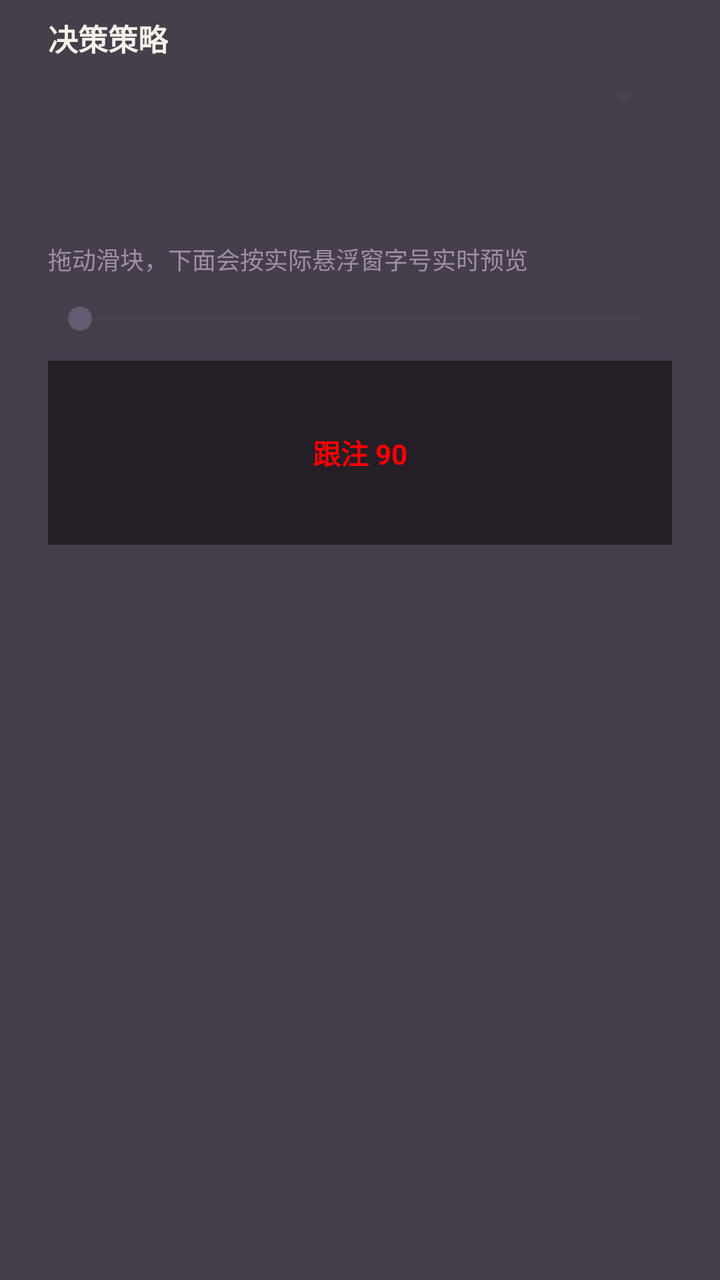
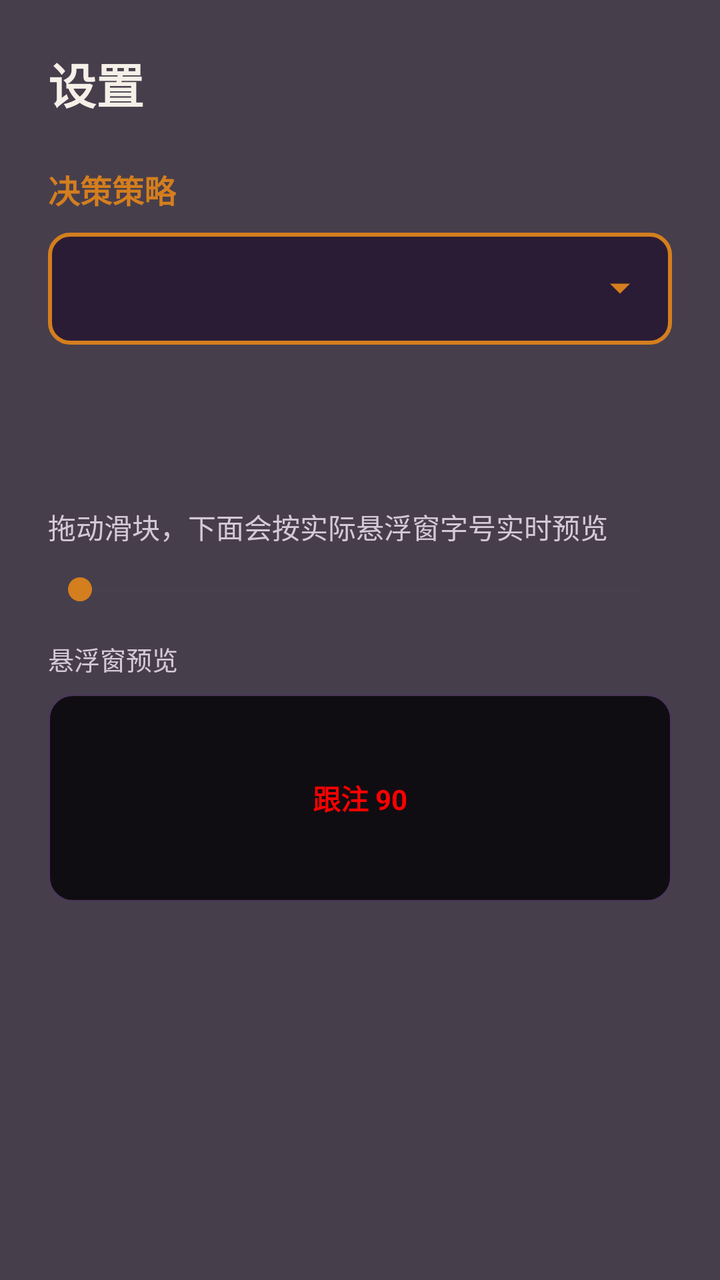

The first picture is an Android layout as it rendered before a commit; the second is the same layout after the commit. The layout source and the unified diff follow.
<!-- AndroidManifest.xml: application theme Theme.ScreenCaptureApp -->
<!-- res/layout/dialog_overlay_settings.xml -->
<?xml version="1.0" encoding="utf-8"?>
<LinearLayout xmlns:android="http://schemas.android.com/apk/res/android"
    android:layout_width="match_parent"
    android:layout_height="wrap_content"
    android:orientation="vertical"
    android:paddingStart="24dp"
    android:paddingTop="8dp"
    android:paddingEnd="24dp"
    android:paddingBottom="4dp">

    <TextView
        android:layout_width="wrap_content"
        android:layout_height="wrap_content"
        android:text="决策策略"
        android:textColor="@color/gto_text_primary"
        android:textSize="15sp"
        android:textStyle="bold" />

    <Spinner
        android:id="@+id/spinner_strategy_profile"
        android:layout_width="match_parent"
        android:layout_height="wrap_content"
        android:layout_marginTop="6dp" />

    <TextView
        android:id="@+id/tv_strategy_summary"
        android:layout_width="wrap_content"
        android:layout_height="wrap_content"
        android:layout_marginTop="4dp"
        android:textColor="@color/gto_text_secondary"
        android:textSize="12sp" />

    <TextView
        android:id="@+id/tv_font_size_value"
        android:layout_width="wrap_content"
        android:layout_height="wrap_content"
        android:layout_marginTop="16dp"
        android:textColor="@color/gto_text_primary"
        android:textSize="15sp"
        android:textStyle="bold" />

    <TextView
        android:layout_width="wrap_content"
        android:layout_height="wrap_content"
        android:layout_marginTop="4dp"
        android:text="拖动滑块，下面会按实际悬浮窗字号实时预览"
        android:textColor="@color/gto_text_secondary"
        android:textSize="12sp" />

    <SeekBar
        android:id="@+id/seek_font_size"
        android:layout_width="match_parent"
        android:layout_height="wrap_content"
        android:layout_marginTop="12dp"
        android:max="22" />

    <LinearLayout
        android:layout_width="match_parent"
        android:layout_height="wrap_content"
        android:layout_marginTop="12dp"
        android:background="#80000000"
        android:gravity="center"
        android:minHeight="92dp"
        android:padding="12dp">

        <TextView
            android:id="@+id/tv_font_preview"
            android:layout_width="wrap_content"
            android:layout_height="wrap_content"
            android:maxWidth="250dp"
            android:text="跟注 90"
            android:textColor="#FF0000"
            android:textStyle="bold"
            android:maxLines="2"
            android:ellipsize="end" />
    </LinearLayout>

</LinearLayout>
<!-- resources referenced by this layout -->
<resources>
  <color name="gto_text_primary">#FFF5F0E8</color>
  <color name="gto_text_secondary">#FFA090A0</color>
  <style name="Theme.ScreenCaptureApp" parent="Base.Theme.ScreenCaptureApp" />
  <style name="Base.Theme.ScreenCaptureApp" parent="Theme.Material3.DayNight.NoActionBar">
          <item name="android:statusBarColor">@color/gto_dark_bg</item>
          <item name="android:navigationBarColor">@color/gto_dark_bg</item>
          <item name="android:windowBackground">@color/gto_dark_bg</item>
      </style>
  <color name="gto_dark_bg">#CC1A0E20</color>
</resources>

<!-- the commit's change to res/layout/dialog_overlay_settings.xml (unified diff, before → after) -->
@@ -4,64 +4,105 @@
     android:layout_height="wrap_content"
     android:orientation="vertical"
     android:paddingStart="24dp"
-    android:paddingTop="8dp"
+    android:paddingTop="24dp"
     android:paddingEnd="24dp"
-    android:paddingBottom="4dp">
+    android:paddingBottom="8dp">
 
     <TextView
+        android:id="@+id/tv_settings_title"
         android:layout_width="wrap_content"
         android:layout_height="wrap_content"
-        android:text="决策策略"
+        android:text="设置"
         android:textColor="@color/gto_text_primary"
-        android:textSize="15sp"
+        android:textSize="24sp"
         android:textStyle="bold" />
 
-    <Spinner
-        android:id="@+id/spinner_strategy_profile"
+    <TextView
+        android:id="@+id/tv_strategy_label"
+        android:layout_width="wrap_content"
+        android:layout_height="wrap_content"
+        android:layout_marginTop="24dp"
+        android:text="决策策略"
+        android:textColor="@color/gto_accent"
+        android:textSize="16sp"
+        android:textStyle="bold" />
+
+    <FrameLayout
+        android:id="@+id/layout_strategy_selector"
         android:layout_width="match_parent"
-        android:layout_height="wrap_content"
-        android:layout_marginTop="6dp" />
+        android:layout_height="56dp"
+        android:layout_marginTop="10dp"
+        android:background="@drawable/bg_settings_selector">
+
+        <Spinner
+            android:id="@+id/spinner_strategy_profile"
+            android:layout_width="match_parent"
+            android:layout_height="match_parent"
+            android:background="@null"
+            android:popupBackground="@drawable/bg_strategy_dropdown"
+            android:spinnerMode="dropdown" />
+
+        <ImageView
+            android:id="@+id/iv_strategy_dropdown"
+            android:layout_width="24dp"
+            android:layout_height="24dp"
+            android:layout_gravity="end|center_vertical"
+            android:layout_marginEnd="14dp"
+            android:contentDescription="展开决策策略选项"
+            android:importantForAccessibility="no"
+            android:src="@drawable/ic_settings_dropdown" />
+    </FrameLayout>
 
     <TextView
         android:id="@+id/tv_strategy_summary"
         android:layout_width="wrap_content"
         android:layout_height="wrap_content"
-        android:layout_marginTop="4dp"
-        android:textColor="@color/gto_text_secondary"
-        android:textSize="12sp" />
+        android:layout_marginTop="8dp"
+        android:textColor="@color/gto_settings_text_secondary"
+        android:textSize="14sp" />
 
     <TextView
         android:id="@+id/tv_font_size_value"
         android:layout_width="wrap_content"
         android:layout_height="wrap_content"
-        android:layout_marginTop="16dp"
-        android:textColor="@color/gto_text_primary"
-        android:textSize="15sp"
+        android:layout_marginTop="24dp"
+        android:textColor="@color/gto_accent"
+        android:textSize="16sp"
         android:textStyle="bold" />
 
     <TextView
         android:layout_width="wrap_content"
         android:layout_height="wrap_content"
-        android:layout_marginTop="4dp"
+        android:layout_marginTop="8dp"
         android:text="拖动滑块，下面会按实际悬浮窗字号实时预览"
-        android:textColor="@color/gto_text_secondary"
-        android:textSize="12sp" />
+        android:textColor="@color/gto_settings_text_secondary"
+        android:textSize="14sp" />
 
     <SeekBar
         android:id="@+id/seek_font_size"
         android:layout_width="match_parent"
         android:layout_height="wrap_content"
         android:layout_marginTop="12dp"
-        android:max="22" />
+        android:max="22"
+        android:progressTint="@color/gto_accent"
+        android:thumbTint="@color/gto_accent" />
+
+    <TextView
+        android:layout_width="wrap_content"
+        android:layout_height="wrap_content"
+        android:layout_marginTop="16dp"
+        android:text="悬浮窗预览"
+        android:textColor="@color/gto_settings_text_secondary"
+        android:textSize="13sp" />
 
     <LinearLayout
         android:layout_width="match_parent"
         android:layout_height="wrap_content"
-        android:layout_marginTop="12dp"
-        android:background="#80000000"
+        android:layout_marginTop="8dp"
+        android:background="@drawable/bg_settings_preview"
         android:gravity="center"
-        android:minHeight="92dp"
-        android:padding="12dp">
+        android:minHeight="104dp"
+        android:padding="16dp">
 
         <TextView
             android:id="@+id/tv_font_preview"
<!-- resource entries referenced after the edit -->
@@ -1,8 +1,56 @@
 <!-- resources referenced by this layout -->
 <resources>
+  <color name="gto_accent">#FFD47E1E</color>
+  <color name="gto_settings_text_secondary">#FFD3C9D7</color>
   <color name="gto_text_primary">#FFF5F0E8</color>
-  <color name="gto_text_secondary">#FFA090A0</color>
+  <!-- drawable bg_settings_preview (drawable) -->
+  <?xml version="1.0" encoding="utf-8"?>
+  <shape xmlns:android="http://schemas.android.com/apk/res/android"
+      android:shape="rectangle">
+      <solid android:color="#E60B080D" />
+      <stroke
+          android:width="1dp"
+          android:color="@color/gto_input_border" />
+      <corners android:radius="12dp" />
+  </shape>
+  <!-- drawable bg_settings_selector (drawable) -->
+  <?xml version="1.0" encoding="utf-8"?>
+  <ripple xmlns:android="http://schemas.android.com/apk/res/android"
+      android:color="#33D47E1E">
+      <item>
+          <shape android:shape="rectangle">
+              <solid android:color="@color/gto_settings_surface_high" />
+              <stroke
+                  android:width="2dp"
+                  android:color="@color/gto_accent" />
+              <corners android:radius="10dp" />
+          </shape>
+      </item>
+  </ripple>
+  <!-- drawable bg_strategy_dropdown (drawable) -->
+  <?xml version="1.0" encoding="utf-8"?>
+  <shape xmlns:android="http://schemas.android.com/apk/res/android"
+      android:shape="rectangle">
+      <solid android:color="@color/gto_settings_surface_high" />
+      <stroke
+          android:width="1dp"
+          android:color="@color/gto_accent" />
+      <corners android:radius="10dp" />
+  </shape>
+  <!-- drawable ic_settings_dropdown (drawable) -->
+  <?xml version="1.0" encoding="utf-8"?>
+  <vector xmlns:android="http://schemas.android.com/apk/res/android"
+      android:width="24dp"
+      android:height="24dp"
+      android:viewportWidth="24"
+      android:viewportHeight="24">
+      <path
+          android:fillColor="@color/gto_accent"
+          android:pathData="M7,9.5L12,14.5L17,9.5Z" />
+  </vector>
   <style name="Theme.ScreenCaptureApp" parent="Base.Theme.ScreenCaptureApp" />
+  <color name="gto_input_border">#FF4A3858</color>
+  <color name="gto_settings_surface_high">#FF2B1C35</color>
   <style name="Base.Theme.ScreenCaptureApp" parent="Theme.Material3.DayNight.NoActionBar">
           <item name="android:statusBarColor">@color/gto_dark_bg</item>
           <item name="android:navigationBarColor">@color/gto_dark_bg</item>
